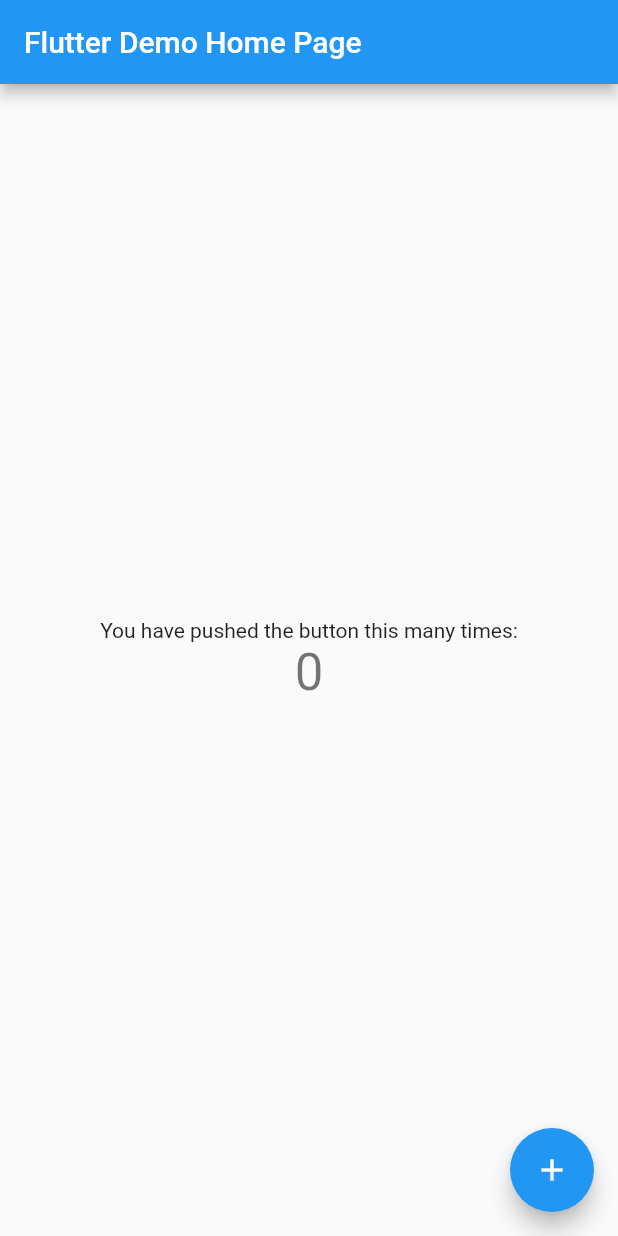
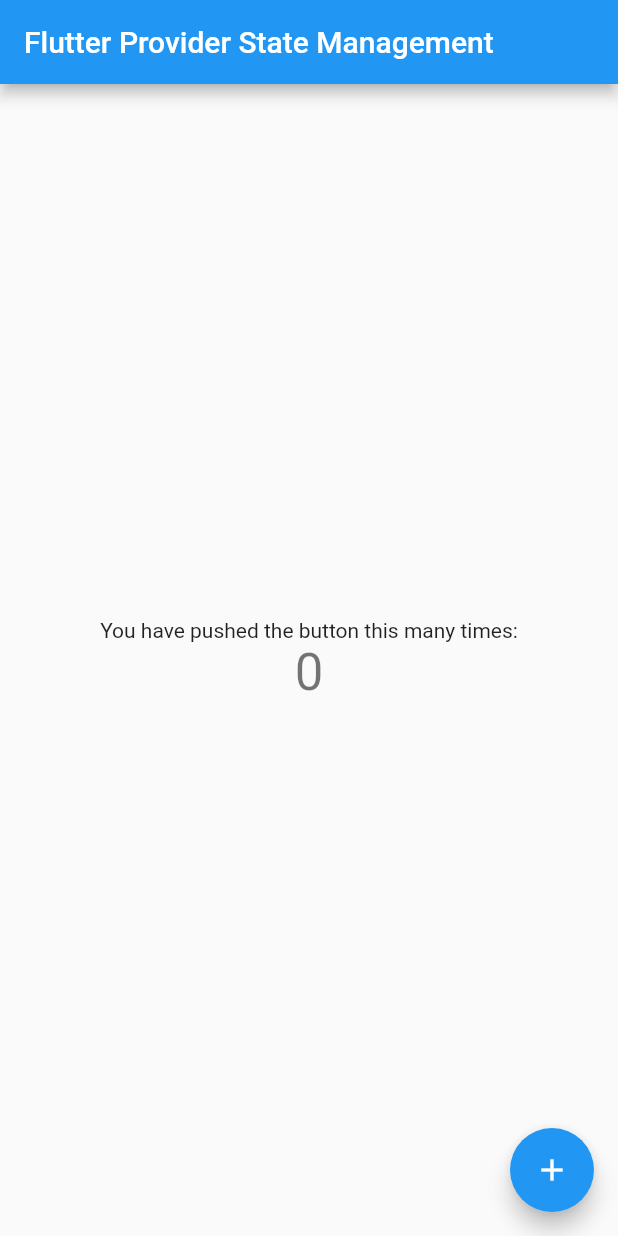
Before and after one commit to LinhNguyenVan15/provider_state, a Flutter app: the screen it shows after launch, on a phone screen of 412 x 824 dp. Run offline on Flutter 3.47's test engine with Material 2 defaults, Android fonts, the phone set to English and light mode, and no system bars.

Commit message:
edit title

```diff
--- a/lib/main.dart
+++ b/lib/main.dart
@@ -15,7 +15,7 @@ class MyApp extends StatelessWidget {
       theme: ThemeData(
         primarySwatch: Colors.blue,
       ),
-      home: const MyHomePage(title: 'Flutter Demo Home Page'),
+      home: const MyHomePage(title: 'Flutter Provider State Management'),
     );
   }
 }
```
